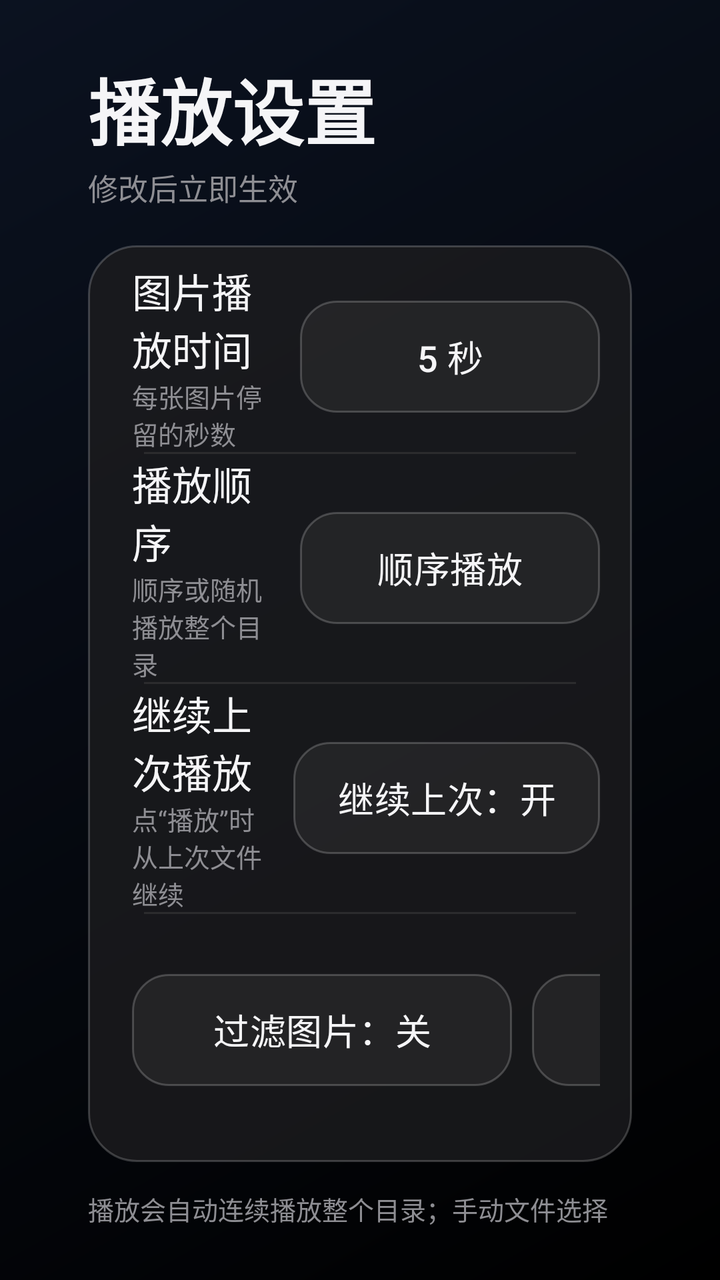
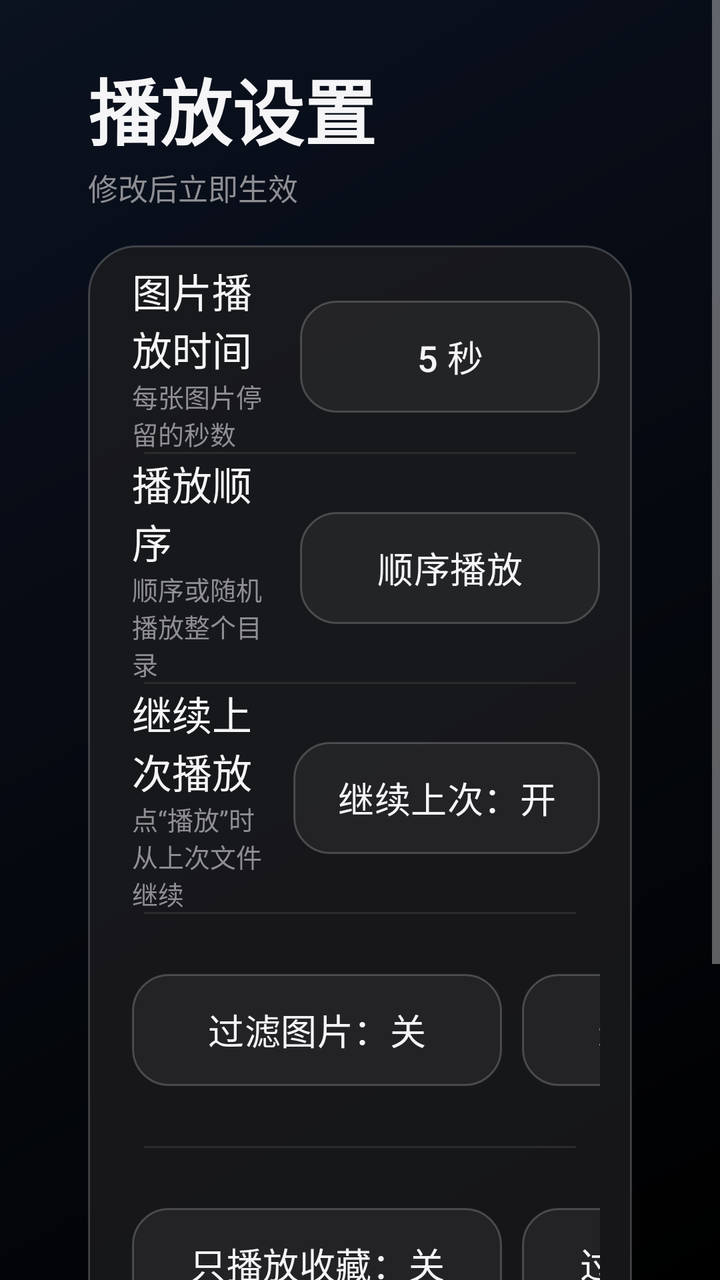

Screens rendered from an Android XML layout before and after an edit, with the pre-edit source and the edit as a unified diff.
<!-- AndroidManifest.xml: application theme AppTheme -->
<!-- res/layout/activity_settings.xml -->
<?xml version="1.0" encoding="utf-8"?>
<LinearLayout xmlns:android="http://schemas.android.com/apk/res/android"
    android:layout_width="match_parent"
    android:layout_height="match_parent"
    android:background="@drawable/bg_main"
    android:orientation="vertical"
    android:paddingStart="44dp"
    android:paddingTop="28dp"
    android:paddingEnd="44dp"
    android:paddingBottom="24dp">

    <TextView
        android:layout_width="wrap_content"
        android:layout_height="wrap_content"
        android:text="@string/settings_title"
        android:textColor="@color/text_primary"
        android:textSize="36sp"
        android:textStyle="bold" />

    <TextView
        android:layout_width="wrap_content"
        android:layout_height="wrap_content"
        android:layout_marginTop="2dp"
        android:text="@string/settings_subtitle"
        android:textColor="@color/text_secondary"
        android:textSize="15sp" />

    <LinearLayout
        android:layout_width="match_parent"
        android:layout_height="wrap_content"
        android:layout_marginTop="18dp"
        android:background="@drawable/panel_bg"
        android:orientation="vertical"
        android:padding="8dp">

        <LinearLayout
            android:layout_width="match_parent"
            android:layout_height="wrap_content"
            android:gravity="center_vertical"
            android:minHeight="72dp"
            android:paddingStart="14dp"
            android:paddingEnd="8dp">

            <LinearLayout
                android:layout_width="0dp"
                android:layout_height="wrap_content"
                android:layout_weight="1"
                android:orientation="vertical">

                <TextView
                    android:layout_width="wrap_content"
                    android:layout_height="wrap_content"
                    android:text="@string/settings_image_duration"
                    android:textColor="@color/text_primary"
                    android:textSize="20sp" />

                <TextView
                    android:layout_width="wrap_content"
                    android:layout_height="wrap_content"
                    android:text="@string/settings_image_duration_desc"
                    android:textColor="@color/text_secondary"
                    android:textSize="13sp" />
            </LinearLayout>

            <Button
                android:id="@+id/durationButton"
                style="@style/TvButtonSecondary"
                android:layout_width="wrap_content"
                android:layout_height="wrap_content"
                android:layout_marginStart="12dp"
                android:minWidth="150dp"
                android:text="@string/settings_duration_default" />
        </LinearLayout>

        <View
            android:layout_width="match_parent"
            android:layout_height="1dp"
            android:layout_marginStart="20dp"
            android:layout_marginEnd="20dp"
            android:background="@color/divider" />

        <LinearLayout
            android:layout_width="match_parent"
            android:layout_height="wrap_content"
            android:gravity="center_vertical"
            android:minHeight="72dp"
            android:paddingStart="14dp"
            android:paddingEnd="8dp">

            <LinearLayout
                android:layout_width="0dp"
                android:layout_height="wrap_content"
                android:layout_weight="1"
                android:orientation="vertical">

                <TextView
                    android:layout_width="wrap_content"
                    android:layout_height="wrap_content"
                    android:text="@string/settings_order"
                    android:textColor="@color/text_primary"
                    android:textSize="20sp" />

                <TextView
                    android:layout_width="wrap_content"
                    android:layout_height="wrap_content"
                    android:text="@string/settings_order_desc"
                    android:textColor="@color/text_secondary"
                    android:textSize="13sp" />
            </LinearLayout>

            <Button
                android:id="@+id/orderButton"
                style="@style/TvButtonSecondary"
                android:layout_width="wrap_content"
                android:layout_height="wrap_content"
                android:layout_marginStart="12dp"
                android:minWidth="150dp"
                android:text="@string/settings_order_sequence" />
        </LinearLayout>

        <View
            android:layout_width="match_parent"
            android:layout_height="1dp"
            android:layout_marginStart="20dp"
            android:layout_marginEnd="20dp"
            android:background="@color/divider" />

        <LinearLayout
            android:layout_width="match_parent"
            android:layout_height="wrap_content"
            android:gravity="center_vertical"
            android:minHeight="72dp"
            android:paddingStart="14dp"
            android:paddingEnd="8dp">

            <LinearLayout
                android:layout_width="0dp"
                android:layout_height="wrap_content"
                android:layout_weight="1"
                android:orientation="vertical">

                <TextView
                    android:layout_width="wrap_content"
                    android:layout_height="wrap_content"
                    android:text="@string/settings_resume"
                    android:textColor="@color/text_primary"
                    android:textSize="20sp" />

                <TextView
                    android:layout_width="wrap_content"
                    android:layout_height="wrap_content"
                    android:text="@string/settings_resume_desc"
                    android:textColor="@color/text_secondary"
                    android:textSize="13sp" />
            </LinearLayout>

            <Button
                android:id="@+id/resumeButton"
                style="@style/TvToggleButton"
                android:layout_width="wrap_content"
                android:layout_height="wrap_content"
                android:layout_marginStart="12dp"
                android:minWidth="150dp"
                android:text="@string/settings_resume_on" />
        </LinearLayout>

        <View
            android:layout_width="match_parent"
            android:layout_height="1dp"
            android:layout_marginStart="20dp"
            android:layout_marginEnd="20dp"
            android:background="@color/divider" />

        <LinearLayout
            android:layout_width="match_parent"
            android:layout_height="wrap_content"
            android:gravity="center_vertical"
            android:minHeight="64dp"
            android:paddingStart="14dp"
            android:paddingEnd="8dp">

            <TextView
                android:layout_width="0dp"
                android:layout_height="wrap_content"
                android:layout_weight="1"
                android:text="@string/settings_filter"
                android:textColor="@color/text_primary"
                android:textSize="20sp" />

            <Button
                android:id="@+id/filterImagesButton"
                style="@style/TvToggleButton"
                android:layout_width="wrap_content"
                android:layout_height="wrap_content"
                android:minWidth="190dp"
                android:text="@string/settings_filter_images_off" />

            <Button
                android:id="@+id/filterVideosButton"
                style="@style/TvToggleButton"
                android:layout_width="wrap_content"
                android:layout_height="wrap_content"
                android:layout_marginStart="10dp"
                android:minWidth="190dp"
                android:text="@string/settings_filter_videos_off" />
        </LinearLayout>
    </LinearLayout>

    <TextView
        android:layout_width="match_parent"
        android:layout_height="wrap_content"
        android:layout_marginTop="14dp"
        android:text="@string/settings_manual_hint"
        android:textColor="@color/text_secondary"
        android:textSize="13sp" />

    <TextView
        android:id="@+id/statePathView"
        android:layout_width="match_parent"
        android:layout_height="wrap_content"
        android:layout_marginTop="6dp"
        android:ellipsize="middle"
        android:maxLines="2"
        android:textColor="@color/text_secondary"
        android:textSize="11sp" />

    <Button
        android:id="@+id/storagePermissionButton"
        style="@style/TvButtonGhost"
        android:layout_width="wrap_content"
        android:layout_height="wrap_content"
        android:layout_marginTop="8dp"
        android:minHeight="48dp"
        android:text="@string/settings_storage_grant" />

    <Space
        android:layout_width="match_parent"
        android:layout_height="0dp"
        android:layout_weight="1" />

</LinearLayout>
<!-- resources referenced by this layout -->
<resources>
  <color name="divider">#2C2C2E</color>
  <color name="text_primary">#F5F5F7</color>
  <color name="text_secondary">#8E8E93</color>
  <!-- drawable bg_main (drawable) -->
  <?xml version="1.0" encoding="utf-8"?>
  <layer-list xmlns:android="http://schemas.android.com/apk/res/android">
      <item>
          <shape android:shape="rectangle">
              <gradient
                  android:angle="315"
                  android:endColor="#000000"
                  android:startColor="#0B1220"
                  android:type="linear" />
          </shape>
      </item>
  </layer-list>
  <!-- drawable panel_bg (drawable) -->
  <?xml version="1.0" encoding="utf-8"?>
  <shape xmlns:android="http://schemas.android.com/apk/res/android" android:shape="rectangle">
      <solid android:color="#CC1C1C1E" />
      <corners android:radius="24dp" />
      <stroke android:width="1dp" android:color="#33FFFFFF" />
  </shape>
  <string name="settings_duration_default">5 秒</string>
  <string name="settings_filter">媒体过滤</string>
  <string name="settings_filter_images_off">过滤图片：关</string>
  <string name="settings_filter_videos_off">过滤视频：关</string>
  <string name="settings_image_duration">图片播放时间</string>
  <string name="settings_image_duration_desc">每张图片停留的秒数</string>
  <string name="settings_manual_hint">播放会自动连续播放整个目录；手动文件选择已关闭。</string>
  <string name="settings_order">播放顺序</string>
  <string name="settings_order_desc">顺序或随机播放整个目录</string>
  <string name="settings_order_sequence">顺序播放</string>
  <string name="settings_resume">继续上次播放</string>
  <string name="settings_resume_desc">点“播放”时从上次文件继续</string>
  <string name="settings_resume_on">继续上次：开</string>
  <string name="settings_storage_grant">目录写入权限：去授权</string>
  <string name="settings_subtitle">修改后立即生效</string>
  <string name="settings_title">播放设置</string>
  <style name="TvButtonGhost" parent="TvButtonBase">
          <item name="android:background">@drawable/btn_ghost</item>
          <item name="android:textColor">@color/accent</item>
          <item name="android:minWidth">140dp</item>
      </style>
  <style name="TvButtonSecondary" parent="TvButtonBase" />
  <style name="TvToggleButton" parent="TvButtonBase">
          <item name="android:minWidth">150dp</item>
      </style>
  <style name="AppTheme" parent="@android:style/Theme.Material.NoActionBar">
          <item name="android:windowBackground">@drawable/bg_main</item>
          <item name="android:colorAccent">@color/accent</item>
          <item name="android:fontFamily">sans-serif</item>
          <item name="android:windowNoTitle">true</item>
      </style>
  <!-- drawable btn_ghost (drawable) -->
  <?xml version="1.0" encoding="utf-8"?>
  <selector xmlns:android="http://schemas.android.com/apk/res/android">
      <item android:state_focused="true">
          <shape android:shape="rectangle">
              <solid android:color="#1F0A84FF" />
              <corners android:radius="18dp" />
              <stroke android:width="2dp" android:color="@color/accent" />
          </shape>
      </item>
      <item android:state_pressed="true">
          <shape android:shape="rectangle">
              <solid android:color="#330A84FF" />
              <corners android:radius="18dp" />
          </shape>
      </item>
      <item>
          <shape android:shape="rectangle">
              <solid android:color="#00000000" />
              <corners android:radius="18dp" />
          </shape>
      </item>
  </selector>
  <color name="accent">#0A84FF</color>
  <!-- unchanged entries left out for length: 2 -->
</resources>

<!-- the commit's change to res/layout/activity_settings.xml (unified diff, before → after) -->
@@ -1,241 +1,283 @@
 <?xml version="1.0" encoding="utf-8"?>
-<LinearLayout xmlns:android="http://schemas.android.com/apk/res/android"
+<ScrollView xmlns:android="http://schemas.android.com/apk/res/android"
     android:layout_width="match_parent"
     android:layout_height="match_parent"
     android:background="@drawable/bg_main"
-    android:orientation="vertical"
-    android:paddingStart="44dp"
-    android:paddingTop="28dp"
-    android:paddingEnd="44dp"
-    android:paddingBottom="24dp">
-
-    <TextView
-        android:layout_width="wrap_content"
-        android:layout_height="wrap_content"
-        android:text="@string/settings_title"
-        android:textColor="@color/text_primary"
-        android:textSize="36sp"
-        android:textStyle="bold" />
-
-    <TextView
-        android:layout_width="wrap_content"
-        android:layout_height="wrap_content"
-        android:layout_marginTop="2dp"
-        android:text="@string/settings_subtitle"
-        android:textColor="@color/text_secondary"
-        android:textSize="15sp" />
+    android:fillViewport="true"
+    android:clipToPadding="false">
 
     <LinearLayout
         android:layout_width="match_parent"
         android:layout_height="wrap_content"
-        android:layout_marginTop="18dp"
-        android:background="@drawable/panel_bg"
         android:orientation="vertical"
-        android:padding="8dp">
+        android:paddingStart="44dp"
+        android:paddingTop="28dp"
+        android:paddingEnd="44dp"
+        android:paddingBottom="24dp">
+
+        <TextView
+            android:layout_width="wrap_content"
+            android:layout_height="wrap_content"
+            android:text="@string/settings_title"
+            android:textColor="@color/text_primary"
+            android:textSize="36sp"
+            android:textStyle="bold" />
+
+        <TextView
+            android:layout_width="wrap_content"
+            android:layout_height="wrap_content"
+            android:layout_marginTop="2dp"
+            android:text="@string/settings_subtitle"
+            android:textColor="@color/text_secondary"
+            android:textSize="15sp" />
 
         <LinearLayout
             android:layout_width="match_parent"
             android:layout_height="wrap_content"
-            android:gravity="center_vertical"
-            android:minHeight="72dp"
-            android:paddingStart="14dp"
-            android:paddingEnd="8dp">
-
-            <LinearLayout
-                android:layout_width="0dp"
-                android:layout_height="wrap_content"
-                android:layout_weight="1"
-                android:orientation="vertical">
+            android:layout_marginTop="18dp"
+            android:background="@drawable/panel_bg"
+            android:orientation="vertical"
+            android:padding="8dp">
+
+            <LinearLayout
+                android:layout_width="match_parent"
+                android:layout_height="wrap_content"
+                android:gravity="center_vertical"
+                android:minHeight="64dp"
+                android:paddingStart="14dp"
+                android:paddingEnd="8dp">
+
+                <LinearLayout
+                    android:layout_width="0dp"
+                    android:layout_height="wrap_content"
+                    android:layout_weight="1"
+                    android:orientation="vertical">
+
+                    <TextView
+                        android:layout_width="wrap_content"
+                        android:layout_height="wrap_content"
+                        android:text="@string/settings_image_duration"
+                        android:textColor="@color/text_primary"
+                        android:textSize="20sp" />
+
+                    <TextView
+                        android:layout_width="wrap_content"
+                        android:layout_height="wrap_content"
+                        android:text="@string/settings_image_duration_desc"
+                        android:textColor="@color/text_secondary"
+                        android:textSize="13sp" />
+                </LinearLayout>
+
+                <Button
+                    android:id="@+id/durationButton"
+                    style="@style/TvButtonSecondary"
+                    android:layout_width="wrap_content"
+                    android:layout_height="wrap_content"
+                    android:layout_marginStart="12dp"
+                    android:minWidth="150dp"
+                    android:text="@string/settings_duration_default" />
+            </LinearLayout>
+
+            <View
+                android:layout_width="match_parent"
+                android:layout_height="1dp"
+                android:layout_marginStart="20dp"
+                android:layout_marginEnd="20dp"
+                android:background="@color/divider" />
+
+            <LinearLayout
+                android:layout_width="match_parent"
+                android:layout_height="wrap_content"
+                android:gravity="center_vertical"
+                android:minHeight="64dp"
+                android:paddingStart="14dp"
+                android:paddingEnd="8dp">
+
+                <LinearLayout
+                    android:layout_width="0dp"
+                    android:layout_height="wrap_content"
+                    android:layout_weight="1"
+                    android:orientation="vertical">
+
+                    <TextView
+                        android:layout_width="wrap_content"
+                        android:layout_height="wrap_content"
+                        android:text="@string/settings_order"
+                        android:textColor="@color/text_primary"
+                        android:textSize="20sp" />
+
+                    <TextView
+                        android:layout_width="wrap_content"
+                        android:layout_height="wrap_content"
+                        android:text="@string/settings_order_desc"
+                        android:textColor="@color/text_secondary"
+                        android:textSize="13sp" />
+                </LinearLayout>
+
+                <Button
+                    android:id="@+id/orderButton"
+                    style="@style/TvButtonSecondary"
+                    android:layout_width="wrap_content"
+                    android:layout_height="wrap_content"
+                    android:layout_marginStart="12dp"
+                    android:minWidth="150dp"
+                    android:text="@string/settings_order_sequence" />
+            </LinearLayout>
+
+            <View
+                android:layout_width="match_parent"
+                android:layout_height="1dp"
+                android:layout_marginStart="20dp"
+                android:layout_marginEnd="20dp"
+                android:background="@color/divider" />
+
+            <LinearLayout
+                android:layout_width="match_parent"
+                android:layout_height="wrap_content"
+                android:gravity="center_vertical"
+                android:minHeight="64dp"
+                android:paddingStart="14dp"
+                android:paddingEnd="8dp">
+
+                <LinearLayout
+                    android:layout_width="0dp"
+                    android:layout_height="wrap_content"
+                    android:layout_weight="1"
+                    android:orientation="vertical">
+
+                    <TextView
+                        android:layout_width="wrap_content"
+                        android:layout_height="wrap_content"
+                        android:text="@string/settings_resume"
+                        android:textColor="@color/text_primary"
+                        android:textSize="20sp" />
+
+                    <TextView
+                        android:layout_width="wrap_content"
+                        android:layout_height="wrap_content"
+                        android:text="@string/settings_resume_desc"
+                        android:textColor="@color/text_secondary"
+                        android:textSize="13sp" />
+                </LinearLayout>
+
+                <Button
+                    android:id="@+id/resumeButton"
+                    style="@style/TvToggleButton"
+                    android:layout_width="wrap_content"
+                    android:layout_height="wrap_content"
+                    android:layout_marginStart="12dp"
+                    android:minWidth="150dp"
+                    android:text="@string/settings_resume_on" />
+            </LinearLayout>
+
+            <View
+                android:layout_width="match_parent"
+                android:layout_height="1dp"
+                android:layout_marginStart="20dp"
+                android:layout_marginEnd="20dp"
+                android:background="@color/divider" />
+
+            <LinearLayout
+                android:layout_width="match_parent"
+                android:layout_height="wrap_content"
+                android:gravity="center_vertical"
+                android:minHeight="64dp"
+                android:paddingStart="14dp"
+                android:paddingEnd="8dp">
 
                 <TextView
-                    android:layout_width="wrap_content"
-                    android:layout_height="wrap_content"
-                    android:text="@string/settings_image_duration"
+                    android:layout_width="0dp"
+                    android:layout_height="wrap_content"
+                    android:layout_weight="1"
+                    android:text="@string/settings_filter"
                     android:textColor="@color/text_primary"
                     android:textSize="20sp" />
 
+                <Button
+                    android:id="@+id/filterImagesButton"
+                    style="@style/TvToggleButton"
+                    android:layout_width="wrap_content"
+                    android:layout_height="wrap_content"
+                    android:minWidth="185dp"
+                    android:text="@string/settings_filter_images_off" />
+
+                <Button
+                    android:id="@+id/filterVideosButton"
+                    style="@style/TvToggleButton"
+                    android:layout_width="wrap_content"
+                    android:layout_height="wrap_content"
+                    android:layout_marginStart="10dp"
+                    android:minWidth="185dp"
+                    android:text="@string/settings_filter_videos_off" />
+            </LinearLayout>
+
+            <View
+                android:layout_width="match_parent"
+                android:layout_height="1dp"
+                android:layout_marginStart="20dp"
+                android:layout_marginEnd="20dp"
+                android:background="@color/divider" />
+
+            <LinearLayout
+                android:layout_width="match_parent"
+                android:layout_height="wrap_content"
+                android:gravity="center_vertical"
+                android:minHeight="64dp"
+                android:paddingStart="14dp"
+                android:paddingEnd="8dp">
+
                 <TextView
-                    android:layout_width="wrap_content"
-                    android:layout_height="wrap_content"
-                    android:text="@string/settings_image_duration_desc"
-                    android:textColor="@color/text_secondary"
-                    android:textSize="13sp" />
-            </LinearLayout>
-
-            <Button
-                android:id="@+id/durationButton"
-                style="@style/TvButtonSecondary"
-                android:layout_width="wrap_content"
-                android:layout_height="wrap_content"
-                android:layout_marginStart="12dp"
-                android:minWidth="150dp"
-                android:text="@string/settings_duration_default" />
-        </LinearLayout>
-
-        <View
-            android:layout_width="match_parent"
-            android:layout_height="1dp"
-            android:layout_marginStart="20dp"
-            android:layout_marginEnd="20dp"
-            android:background="@color/divider" />
-
-        <LinearLayout
-            android:layout_width="match_parent"
-            android:layout_height="wrap_content"
-            android:gravity="center_vertical"
-            android:minHeight="72dp"
-            android:paddingStart="14dp"
-            android:paddingEnd="8dp">
-
-            <LinearLayout
-                android:layout_width="0dp"
-                android:layout_height="wrap_content"
-                android:layout_weight="1"
-                android:orientation="vertical">
-
-                <TextView
-                    android:layout_width="wrap_content"
-                    android:layout_height="wrap_content"
-                    android:text="@string/settings_order"
+                    android:layout_width="0dp"
+                    android:layout_height="wrap_content"
+                    android:layout_weight="1"
+                    android:text="@string/settings_favorite_filter"
                     android:textColor="@color/text_primary"
                     android:textSize="20sp" />
 
-                <TextView
-                    android:layout_width="wrap_content"
-                    android:layout_height="wrap_content"
-                    android:text="@string/settings_order_desc"
-                    android:textColor="@color/text_secondary"
-                    android:textSize="13sp" />
-            </LinearLayout>
-
-            <Button
-                android:id="@+id/orderButton"
-                style="@style/TvButtonSecondary"
-                android:layout_width="wrap_content"
-                android:layout_height="wrap_content"
-                android:layout_marginStart="12dp"
-                android:minWidth="150dp"
-                android:text="@string/settings_order_sequence" />
+                <Button
+                    android:id="@+id/onlyFavoritesButton"
+                    style="@style/TvToggleButton"
+                    android:layout_width="wrap_content"
+                    android:layout_height="wrap_content"
+                    android:minWidth="185dp"
+                    android:text="@string/settings_only_favorites_off" />
+
+                <Button
+                    android:id="@+id/excludeFavoritesButton"
+                    style="@style/TvToggleButton"
+                    android:layout_width="wrap_content"
+                    android:layout_height="wrap_content"
+                    android:layout_marginStart="10dp"
+                    android:minWidth="185dp"
+                    android:text="@string/settings_exclude_favorites_off" />
+            </LinearLayout>
         </LinearLayout>
 
-        <View
+        <TextView
             android:layout_width="match_parent"
-            android:layout_height="1dp"
-            android:layout_marginStart="20dp"
-            android:layout_marginEnd="20dp"
-            android:background="@color/divider" />
-
-        <LinearLayout
+            android:layout_height="wrap_content"
+            android:layout_marginTop="14dp"
+            android:text="@string/settings_manual_hint"
+            android:textColor="@color/text_secondary"
+            android:textSize="13sp" />
+
+        <TextView
+            android:id="@+id/statePathView"
             android:layout_width="match_parent"
             android:layout_height="wrap_content"
-            android:gravity="center_vertical"
-            android:minHeight="72dp"
-            android:paddingStart="14dp"
-            android:paddingEnd="8dp">
-
-            <LinearLayout
-                android:layout_width="0dp"
-                android:layout_height="wrap_content"
-                android:layout_weight="1"
-                android:orientation="vertical">
-
-                <TextView
-                    android:layout_width="wrap_content"
-                    android:layout_height="wrap_content"
-                    android:text="@string/settings_resume"
-                    android:textColor="@color/text_primary"
-                    android:textSize="20sp" />
-
-                <TextView
-                    android:layout_width="wrap_content"
-                    android:layout_height="wrap_content"
-                    android:text="@string/settings_resume_desc"
-                    android:textColor="@color/text_secondary"
-                    android:textSize="13sp" />
-            </LinearLayout>
-
-            <Button
-                android:id="@+id/resumeButton"
-                style="@style/TvToggleButton"
-                android:layout_width="wrap_content"
-                android:layout_height="wrap_content"
-                android:layout_marginStart="12dp"
-                android:minWidth="150dp"
-                android:text="@string/settings_resume_on" />
-        </LinearLayout>
-
-        <View
-            android:layout_width="match_parent"
-            android:layout_height="1dp"
-            android:layout_marginStart="20dp"
-            android:layout_marginEnd="20dp"
-            android:background="@color/divider" />
-
-        <LinearLayout
-            android:layout_width="match_parent"
-            android:layout_height="wrap_content"
-            android:gravity="center_vertical"
-            android:minHeight="64dp"
-            android:paddingStart="14dp"
-            android:paddingEnd="8dp">
-
-            <TextView
-                android:layout_width="0dp"
-                android:layout_height="wrap_content"
-                android:layout_weight="1"
-                android:text="@string/settings_filter"
-                android:textColor="@color/text_primary"
-                android:textSize="20sp" />
-
-            <Button
-                android:id="@+id/filterImagesButton"
-                style="@style/TvToggleButton"
-                android:layout_width="wrap_content"
-                android:layout_height="wrap_content"
-                android:minWidth="190dp"
-                android:text="@string/settings_filter_images_off" />
-
-            <Button
-                android:id="@+id/filterVideosButton"
-                style="@style/TvToggleButton"
-                android:layout_width="wrap_content"
-                android:layout_height="wrap_content"
-                android:layout_marginStart="10dp"
-                android:minWidth="190dp"
-                android:text="@string/settings_filter_videos_off" />
-        </LinearLayout>
+            android:layout_marginTop="6dp"
+            android:ellipsize="middle"
+            android:maxLines="2"
+            android:textColor="@color/text_secondary"
+            android:textSize="11sp" />
+
+        <Button
+            android:id="@+id/storagePermissionButton"
+            style="@style/TvButtonGhost"
+            android:layout_width="wrap_content"
+            android:layout_height="wrap_content"
+            android:layout_marginTop="8dp"
+            android:minHeight="48dp"
+            android:text="@string/settings_storage_grant" />
     </LinearLayout>
-
-    <TextView
-        android:layout_width="match_parent"
-        android:layout_height="wrap_content"
-        android:layout_marginTop="14dp"
-        android:text="@string/settings_manual_hint"
-        android:textColor="@color/text_secondary"
-        android:textSize="13sp" />
-
-    <TextView
-        android:id="@+id/statePathView"
-        android:layout_width="match_parent"
-        android:layout_height="wrap_content"
-        android:layout_marginTop="6dp"
-        android:ellipsize="middle"
-        android:maxLines="2"
-        android:textColor="@color/text_secondary"
-        android:textSize="11sp" />
-
-    <Button
-        android:id="@+id/storagePermissionButton"
-        style="@style/TvButtonGhost"
-        android:layout_width="wrap_content"
-        android:layout_height="wrap_content"
-        android:layout_marginTop="8dp"
-        android:minHeight="48dp"
-        android:text="@string/settings_storage_grant" />
-
-    <Space
-        android:layout_width="match_parent"
-        android:layout_height="0dp"
-        android:layout_weight="1" />
-
-</LinearLayout>
+</ScrollView>
<!-- resource entries referenced after the edit -->
@@ -24,12 +24,15 @@
       <stroke android:width="1dp" android:color="#33FFFFFF" />
   </shape>
   <string name="settings_duration_default">5 秒</string>
+  <string name="settings_exclude_favorites_off">过滤已收藏：关</string>
+  <string name="settings_favorite_filter">收藏筛选</string>
   <string name="settings_filter">媒体过滤</string>
   <string name="settings_filter_images_off">过滤图片：关</string>
   <string name="settings_filter_videos_off">过滤视频：关</string>
   <string name="settings_image_duration">图片播放时间</string>
   <string name="settings_image_duration_desc">每张图片停留的秒数</string>
   <string name="settings_manual_hint">播放会自动连续播放整个目录；手动文件选择已关闭。</string>
+  <string name="settings_only_favorites_off">只播放收藏：关</string>
   <string name="settings_order">播放顺序</string>
   <string name="settings_order_desc">顺序或随机播放整个目录</string>
   <string name="settings_order_sequence">顺序播放</string>
